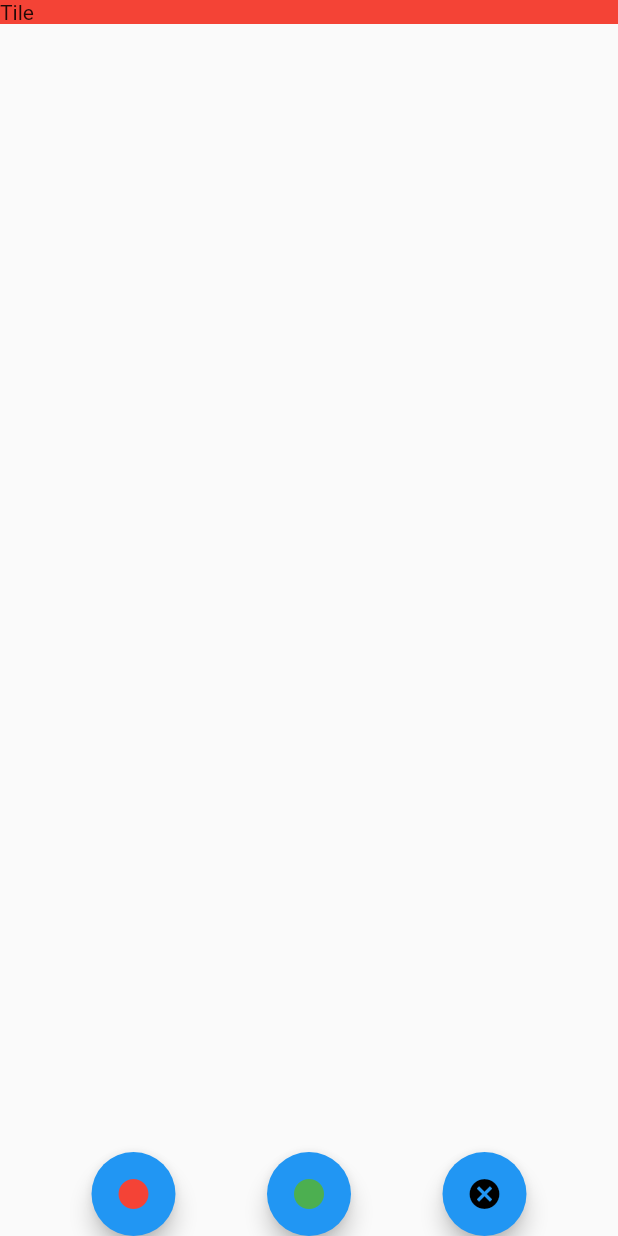
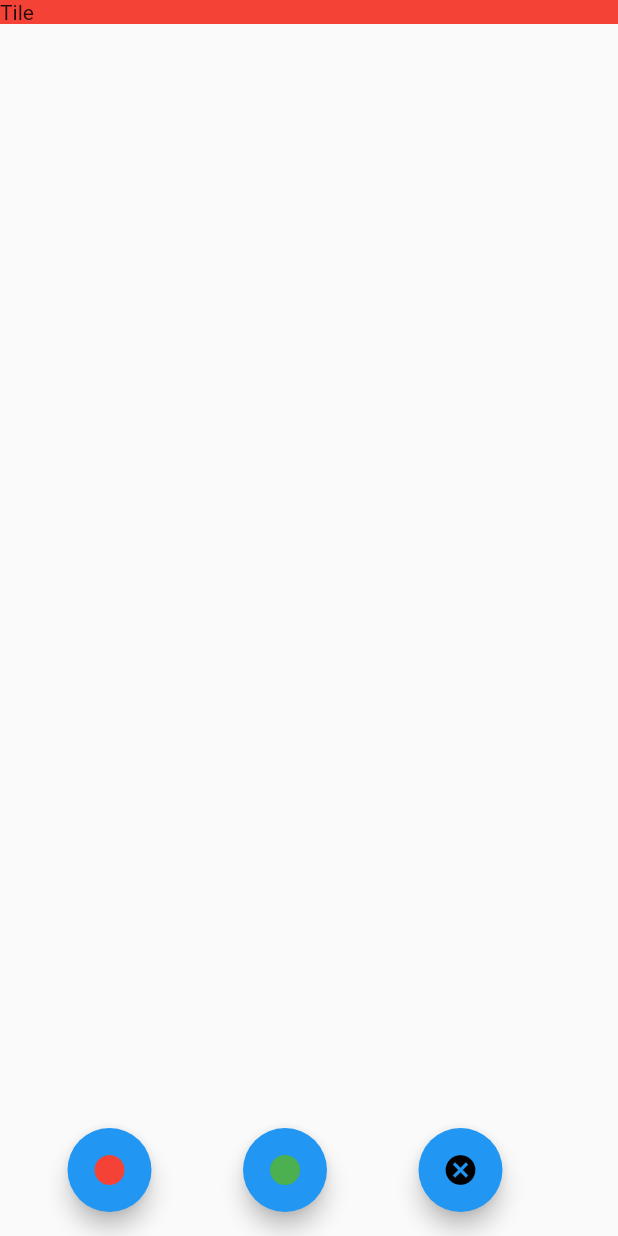
Before and after one commit to hridaypradhan/bloc-demo-flutter, a Flutter app: the screen it shows after launch, after a tap on the "circle" icon, on a phone screen of 412 x 824 dp. Run offline on Flutter 3.47's test engine with Material 2 defaults, Android fonts, the phone set to English and light mode, and no system bars; our stand-ins replace bloc, equatable, flutter_bloc.

```diff
--- a/lib/bloc/tile_event.dart
+++ b/lib/bloc/tile_event.dart
@@ -1,18 +1,17 @@
 part of 'tile_bloc.dart';
 
-abstract class TileEvent extends Equatable {
-  const TileEvent();
+abstract class TileEvent extends Equatable {}
 
+class AddTileEvent extends TileEvent {
+  final Color color;
+
+  AddTileEvent(this.color);
+
+  @override
+  List<Object> get props => [color];
+}
+
+class ClearEvent extends TileEvent {
   @override
   List<Object> get props => [];
 }
-
-class AddTileEvent extends TileEvent{
-  final Color color;
-
-  AddTileEvent(this.color);
-}
-
-class ClearEvent extends TileEvent{
-
-}
--- a/lib/bloc/tile_state.dart
+++ b/lib/bloc/tile_state.dart
@@ -1,8 +1,6 @@
 part of 'tile_bloc.dart';
 
-abstract class TileState extends Equatable {
-  const TileState();
-}
+abstract class TileState extends Equatable {}
 
 class TileWithContent extends TileState {
   final List<Tile> tiles;
--- a/lib/main.dart
+++ b/lib/main.dart
@@ -1,4 +1,3 @@
-import 'package:feature_testing/tile.dart';
 import 'package:flutter/material.dart';
 import 'package:flutter_bloc/flutter_bloc.dart';
 
@@ -9,30 +8,35 @@ void main() => runApp(MyApp());
 class MyApp extends StatelessWidget {
   @override
   Widget build(BuildContext context) {
-    return BlocProvider(
+    return MaterialApp(
+      title: 'Material App',
+      home: BlocProvider(
         create: (context) => TileBloc(),
-      child: MaterialApp(
-        title: 'Material App',
-        home: Scaffold(
-          body: BlocBuilder<TileBloc, TileState>(
-            builder: (context, state) {
-              if (state is TileInitial)
-                return InitialLayout();
-              else if (state is TileWithContent) {
-                return PopulatedLayout(
-                  tiles: state.tiles,
-                );
-              } else
-                return null;
-            },
-          ),
+        child: MyHomePage(
+          context: context,
         ),
       ),
     );
   }
 }
 
-Row getButtonRow(BuildContext context) => Row(
+class MyHomePage extends StatelessWidget {
+  final BuildContext context;
+
+  const MyHomePage({this.context});
+  void _addRed(BuildContext context) =>
+      BlocProvider.of<TileBloc>(context).add(AddTileEvent(Colors.red));
+
+  void _addGreen(BuildContext context) =>
+      BlocProvider.of<TileBloc>(context).add(AddTileEvent(Colors.green));
+
+  void _clear(BuildContext context) =>
+      BlocProvider.of<TileBloc>(context).add(ClearEvent());
+
+  @override
+  Widget build(BuildContext context) {
+    return Scaffold(
+      floatingActionButton: Row(
         mainAxisAlignment: MainAxisAlignment.spaceEvenly,
         children: [
           FloatingActionButton(
@@ -41,9 +45,7 @@ Row getButtonRow(BuildContext context) => Row(
               color: Colors.red,
             ),
             onPressed: () {
-            BlocProvider.of<TileBloc>(context).add(
-              AddTileEvent(Colors.red),
-            );
+              _addRed(context);
             },
           ),
           FloatingActionButton(
@@ -52,9 +54,9 @@ Row getButtonRow(BuildContext context) => Row(
               color: Colors.green,
             ),
             onPressed: () {
-            BlocProvider.of<TileBloc>(context).add(
-              AddTileEvent(Colors.green),
-            );
+              {
+                _addGreen(context);
+              }
             },
           ),
           FloatingActionButton(
@@ -63,47 +65,38 @@ Row getButtonRow(BuildContext context) => Row(
               color: Colors.black,
             ),
             onPressed: () {
-            BlocProvider.of<TileBloc>(context).add(
-              ClearEvent(),
-            );
+              _clear(context);
             },
           ),
         ],
+      ),
+      body: BlocBuilder<TileBloc, TileState>(
+        builder: (context, state) {
+          if (state is TileInitial)
+            return Center(
+              child: Text(
+                'Empty',
+              ),
             );
-
-class InitialLayout extends StatelessWidget {
-  @override
-  Widget build(BuildContext context) {
-    return Column(
-      mainAxisAlignment: MainAxisAlignment.end,
-      children: [
-        getButtonRow(context),
-      ],
-    );
-  }
-}
-
-class PopulatedLayout extends StatelessWidget {
-  final List<Tile> tiles;
-
-  const PopulatedLayout({this.tiles});
-
-  @override
-  Widget build(BuildContext context) {
+          else if (state is TileWithContent) {
             return Column(
               children: [
                 Expanded(
                   child: ListView.builder(
                     scrollDirection: Axis.vertical,
-            itemCount: tiles.length,
+                    itemCount: state.tiles.length,
                     itemBuilder: (context, index) => Container(
-              color: tiles[index].color,
+                      color: state.tiles[index].color,
                       child: Text('Tile'),
                     ),
                   ),
                 ),
-        getButtonRow(context),
               ],
+            );
+          } else
+            return null;
+        },
+      ),
     );
   }
 }
```
Lines whose indentation alone changed are shown as unchanged.
